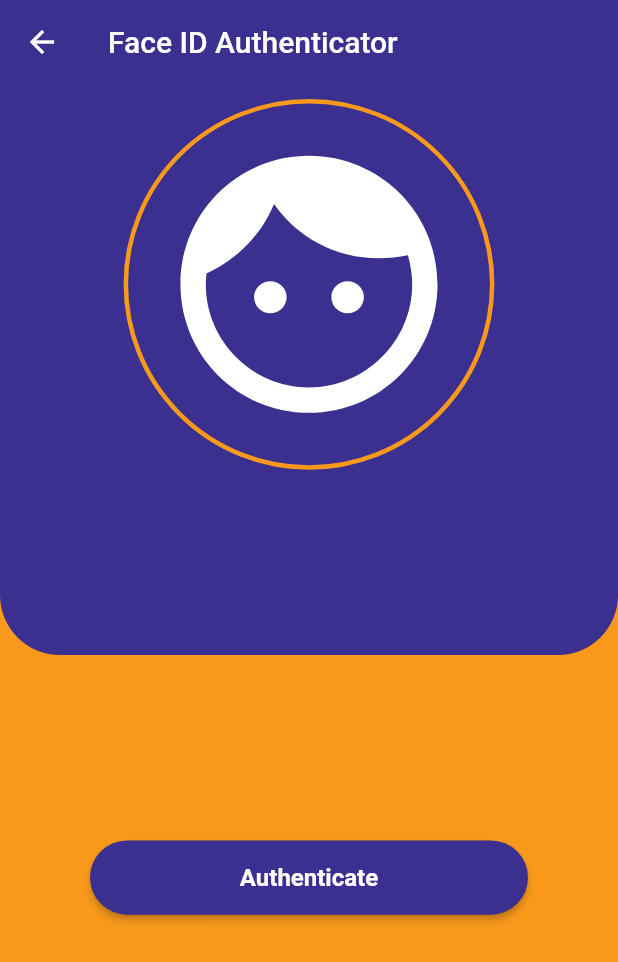
After one commit to egal-finance-pbc/egal, a Flutter app: the faceIdAuto screen opened by its route, scrolled down 56 dp, after a tap on "Authenticate", on a phone screen of 412 x 824 dp. The commit adds this screen. Shown: the top 962 px of the screen. Run offline on Flutter 3.47's test engine with Material 2 defaults, Android fonts, the phone set to English and light mode, and no system bars; our stand-ins replace camera, curved_navigation_bar; missing offline and left inert: flutter_session, international_phone_input, qr_code_scanner; network calls fail.

Commit message:
pagina Face ID y algunos cambios

```diff
--- /dev/null
+++ b/mobile/conellas/lib/instructionsPage/faceID.dart
@@ -0,0 +1,127 @@
+import 'package:flutter/material.dart';
+
+class faceIdAuto extends StatefulWidget {
+  const faceIdAuto({Key key}) : super(key: key);
+
+  @override
+  _faceIdAutoState createState() => _faceIdAutoState();
+}
+
+class _faceIdAutoState extends State<faceIdAuto> {
+  @override
+  Widget build(BuildContext context) {
+    Future.delayed(Duration.zero, () => showAlert(context));
+    Size size = MediaQuery.of(context).size;
+    return Scaffold(
+      backgroundColor: Color(0xffF8991C),
+      appBar: AppBar(
+        title: Text('Face ID Authenticator'),
+        backgroundColor: Color(0xff3B2F8F),
+        elevation: 0,
+      ),
+      body: SingleChildScrollView(
+        physics: const NeverScrollableScrollPhysics(),
+        child: Column(
+          children: <Widget>[
+            SizedBox(
+              height: size.height,
+              child: Stack(
+                children: <Widget>[
+                  Container(
+                    height: size.height * 0.53,
+                    //height: 320,
+                    decoration: BoxDecoration(
+                        color: Color(0xff3B2F8F),
+                        borderRadius: BorderRadius.only(
+                          bottomLeft: Radius.circular(40),
+                          bottomRight: Radius.circular(40),
+                        )),
+                  ),
+                  Container(
+                    margin: EdgeInsets.fromLTRB(0, size.height * 0.08, 0, 0),
+                    child: Align(
+                      alignment: Alignment.topCenter,
+                      child: Container(
+                        height: size.height * 0.30,
+                        width: size.height * 0.30,
+                        decoration: BoxDecoration(
+                          border: Border.all(
+                            width: 3,
+                            color: Color(0xffF8991C),
+                          ),
+                          shape: BoxShape.circle,
+                        ),
+                        child: ClipOval(
+                          child: Icon(
+                            Icons.face,
+                            size: size.height * 0.25,
+                            color: Colors.white,
+                          ),
+                        ),
+                      ),
+                    ),
+                  ),
+                  Container(
+                    margin: EdgeInsets.fromLTRB(0, size.height * 0.68, 0, 0),
+                    padding: EdgeInsets.fromLTRB(60, 0, 60, 0),
+                    width: double.infinity,
+                    height: size.height * 0.06,
+                    child: ElevatedButton(
+                      style: ElevatedButton.styleFrom(
+                        primary: Color(0xff3B2F8F),
+                        shape: RoundedRectangleBorder(
+                            borderRadius: BorderRadius.circular(40)),
+                      ),
+                      onPressed: () {},
+                      child: Text(
+                        'Authenticate',
+                        style: TextStyle(
+                            fontSize: 16, fontWeight: FontWeight.bold),
+                      ),
+                    ),
+                  ),
+                ],
+              ),
+            ),
+          ],
+        ),
+      ),
+    );
+  }
+
+  void showAlert(BuildContext context) {
+    Size size = MediaQuery.of(context).size;
+    showDialog(
+      context: context,
+      builder: (context) => AlertDialog(
+        shape: RoundedRectangleBorder(borderRadius: BorderRadius.circular(20)),
+        contentPadding: const EdgeInsets.fromLTRB(40, 50, 40, 0),
+        actionsPadding: const EdgeInsets.only(top: 60),
+        titlePadding: const EdgeInsets.all(20),
+        content: Text(
+          'We need to check if you have a Face ID on your device',
+          style: TextStyle(fontSize: 20),
+          textAlign: TextAlign.center,
+        ),
+        actions: [
+          Center(
+            child: Container(
+              width: size.width * 0.50,
+              height: size.height * 0.06,
+              child: FlatButton(
+                color: Color(0xff3B2F8F),
+                child: Text("OK"),
+                textColor: Colors.white,
+                shape: RoundedRectangleBorder(
+                    borderRadius: BorderRadius.circular(40)),
+                onPressed: () {
+                  Navigator.of(context).pop();
+                },
+              ),
+            ),
+          ),
+        ],
+      ),
+    );
+  }
+}
--- a/mobile/conellas/lib/main.dart
+++ b/mobile/conellas/lib/main.dart
@@ -3,6 +3,7 @@ import 'package:conellas/pages/navigatorBar.dart';
 import 'package:flutter/material.dart';
 
 import 'common/deps.dart';
+import 'instructionsPage/faceID.dart';
 import 'instructionsPage/fingerprint.dart';
 import 'instructionsPage/takePicture.dart';
 import 'pages/home.dart';
@@ -33,6 +34,7 @@ class ConEllasApp extends StatelessWidget {
         '/scanners': (context) => QRViewExample(),
         '/photos': (context) => Photos(),
         '/fingers': (context) => fingerAuto(),
+        '/faces': (context) => faceIdAuto(),
 
 
 
--- a/mobile/conellas/lib/pages/home.dart
+++ b/mobile/conellas/lib/pages/home.dart
@@ -29,7 +29,7 @@ class _HomePageState extends State<HomePage> {
         backgroundColor: Color(0xff3B2F8F),
         elevation: 0,
         title: Name(widget.deps),
-        leading: Icon(Icons.supervised_user_circle),
+        leading: Icon(Icons.face, size: 28,),
         actions: <Widget>[
           IconButton(
               onPressed: () {},
--- a/mobile/conellas/lib/pages/signin.dart
+++ b/mobile/conellas/lib/pages/signin.dart
@@ -124,7 +124,7 @@ class _SignInPageState extends State<SignInPage> {
                         ),
                         FlatButton(
                           onPressed: () {
-
+                            Navigator.pushNamed(context, '/faces');
                           },
                           child: Icon(
                             IconData(63281, fontFamily: 'MaterialIcons'),
@@ -323,7 +323,7 @@ class _LoginFormState extends State<LoginForm> {
                         ),
                       ),
                       Text(
-                        'Keep me signed in',
+                        'Remember',
                         style: TextStyle(
                             color: Colors.white,
                             fontSize: 15,
```
